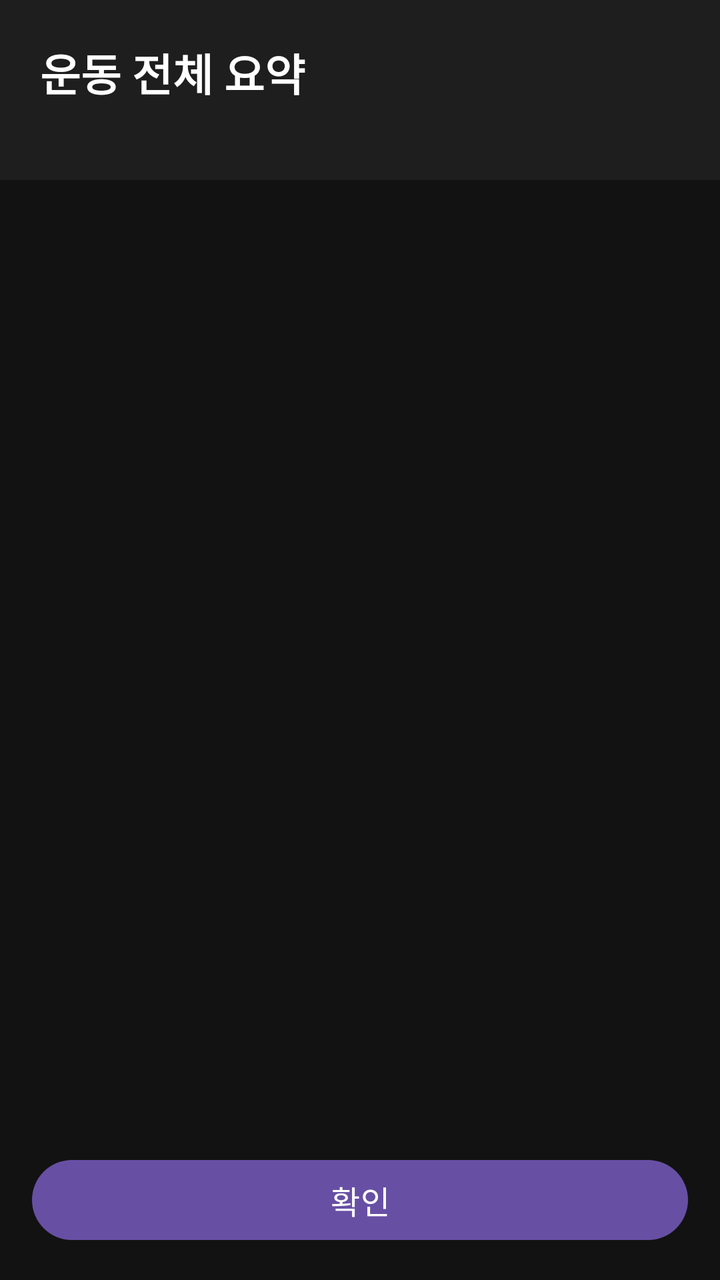
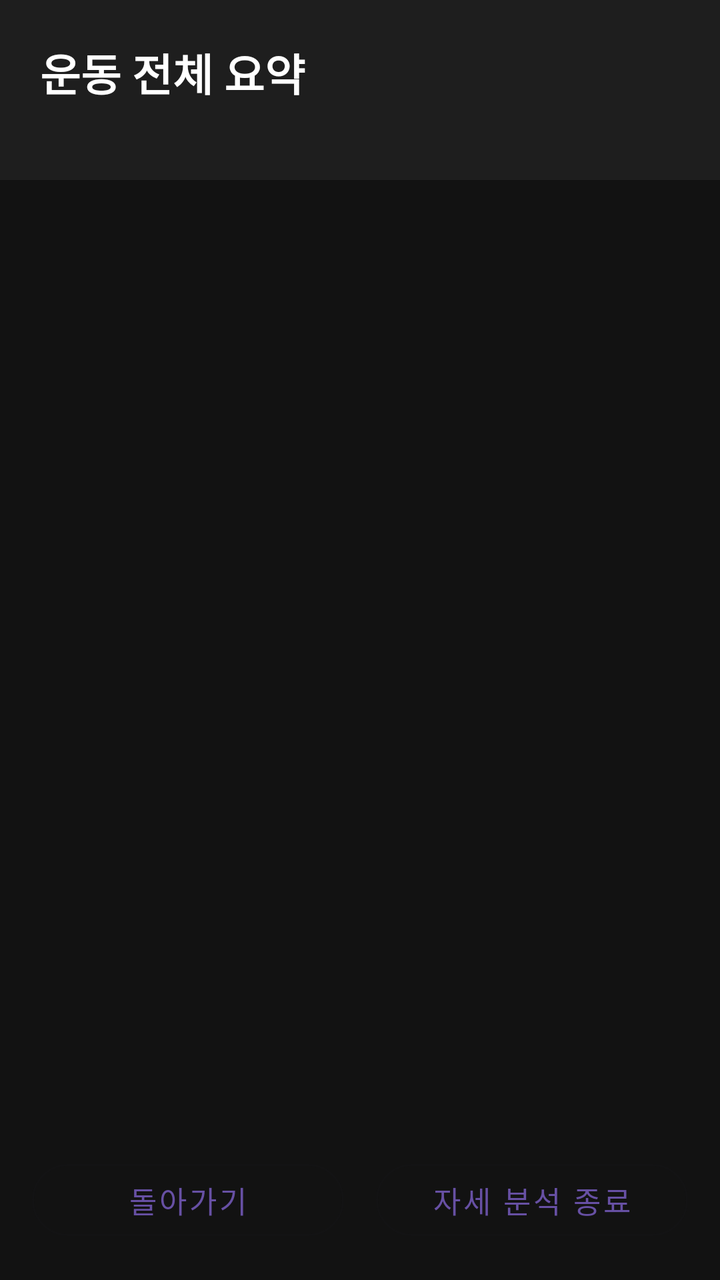

Before-and-after screenshots of an Android layout around one commit, followed by the original layout XML and the change that was made.
<!-- AndroidManifest.xml: application theme Theme.Moduflow -->
<!-- res/layout/activity_session_summary.xml -->
<?xml version="1.0" encoding="utf-8"?>
<LinearLayout
    xmlns:android="http://schemas.android.com/apk/res/android"
    android:id="@+id/rootLayout"
    android:layout_width="match_parent"
    android:layout_height="match_parent"
    android:background="#FF121212"
    android:orientation="vertical">

    
    <LinearLayout
        android:layout_width="match_parent"
        android:layout_height="wrap_content"
        android:background="#FF1E1E1E"
        android:orientation="vertical"
        android:paddingStart="20dp"
        android:paddingEnd="20dp"
        android:paddingTop="20dp"
        android:paddingBottom="16dp">

        <TextView
            android:layout_width="wrap_content"
            android:layout_height="wrap_content"
            android:text="운동 전체 요약"
            android:textColor="@android:color/white"
            android:textSize="22sp"
            android:textStyle="bold" />

        <TextView
            android:id="@+id/tvSessionTime"
            android:layout_width="wrap_content"
            android:layout_height="wrap_content"
            android:layout_marginTop="4dp"
            android:textColor="#FF888888"
            android:textSize="13sp" />

    </LinearLayout>

    
    <TextView
        android:id="@+id/tvAiHeadline"
        android:layout_width="match_parent"
        android:layout_height="wrap_content"
        android:background="#FF1A2A1A"
        android:paddingStart="20dp"
        android:paddingEnd="20dp"
        android:paddingTop="14dp"
        android:paddingBottom="14dp"
        android:textColor="#FF88DD88"
        android:textSize="15sp"
        android:lineSpacingMultiplier="1.4"
        android:visibility="gone" />

    
    <ScrollView
        android:layout_width="match_parent"
        android:layout_height="0dp"
        android:layout_weight="1"
        android:clipToPadding="false"
        android:paddingTop="8dp"
        android:paddingBottom="8dp">

        <LinearLayout
            android:id="@+id/layoutExercises"
            android:layout_width="match_parent"
            android:layout_height="wrap_content"
            android:orientation="vertical"
            android:paddingStart="16dp"
            android:paddingEnd="16dp" />
    </ScrollView>

    
    <com.google.android.material.button.MaterialButton
        android:id="@+id/btnClose"
        android:layout_width="match_parent"
        android:layout_height="wrap_content"
        android:layout_margin="16dp"
        android:text="확인"
        android:textSize="16sp" />

</LinearLayout>
<!-- resources referenced by this layout -->
<resources>
  <style name="Theme.Moduflow" parent="Base.Theme.Moduflow" />
  <style name="Base.Theme.Moduflow" parent="Theme.Material3.DayNight.NoActionBar">
          
          
      </style>
</resources>

<!-- the commit's change to res/layout/activity_session_summary.xml (unified diff, before → after) -->
@@ -1,6 +1,7 @@
 <?xml version="1.0" encoding="utf-8"?>
 <LinearLayout
     xmlns:android="http://schemas.android.com/apk/res/android"
+    xmlns:app="http://schemas.android.com/apk/res-auto"
     android:id="@+id/rootLayout"
     android:layout_width="match_parent"
     android:layout_height="match_parent"
@@ -70,12 +71,36 @@
     </ScrollView>
 
     
-    <com.google.android.material.button.MaterialButton
-        android:id="@+id/btnClose"
+    <LinearLayout
+        android:id="@+id/layoutBottomButtons"
         android:layout_width="match_parent"
         android:layout_height="wrap_content"
+        android:orientation="horizontal"
         android:layout_margin="16dp"
-        android:text="확인"
-        android:textSize="16sp" />
+        android:weightSum="2">
+
+        <com.google.android.material.button.MaterialButton
+            android:id="@+id/btnClose"
+            style="@style/Widget.MaterialComponents.Button.OutlinedButton"
+            android:layout_width="0dp"
+            android:layout_weight="1"
+            android:layout_height="wrap_content"
+            android:layout_marginEnd="8dp"
+            android:text="돌아가기"
+            android:textSize="15sp"
+            app:cornerRadius="20dp" />
+
+        <com.google.android.material.button.MaterialButton
+            android:id="@+id/btnExitAnalysis"
+            style="@style/Widget.MaterialComponents.Button.OutlinedButton"
+            android:layout_width="0dp"
+            android:layout_weight="1"
+            android:layout_height="wrap_content"
+            android:layout_marginStart="8dp"
+            android:text="자세 분석 종료"
+            android:textSize="15sp"
+            app:cornerRadius="20dp" />
+
+    </LinearLayout>
 
 </LinearLayout>
